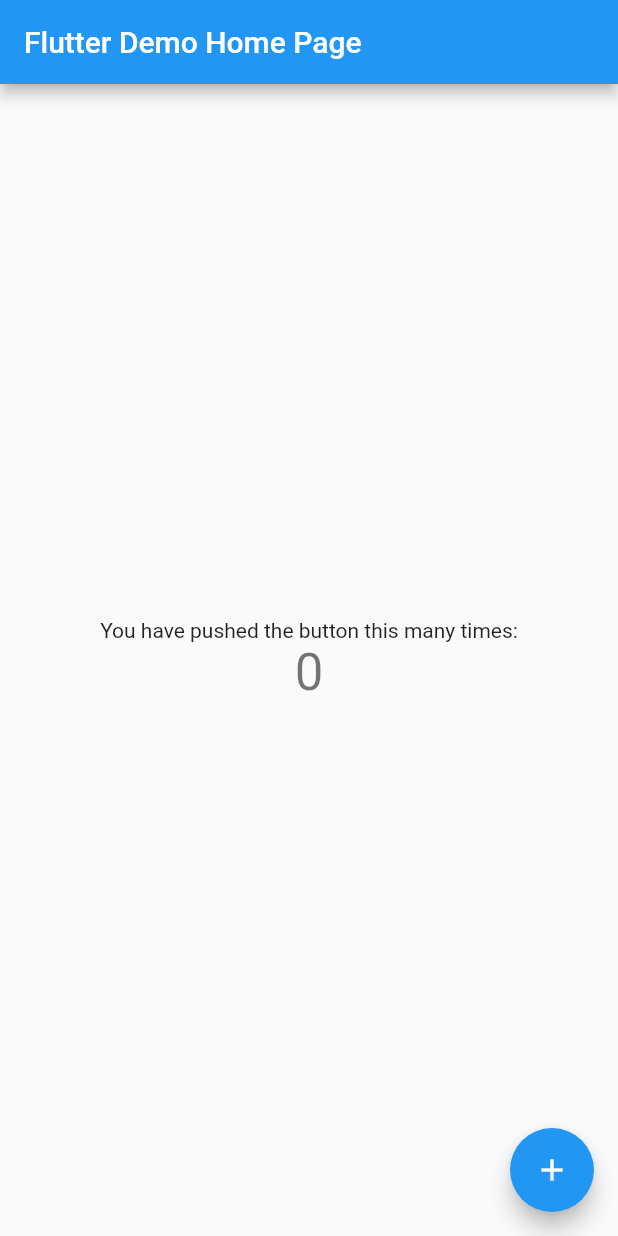
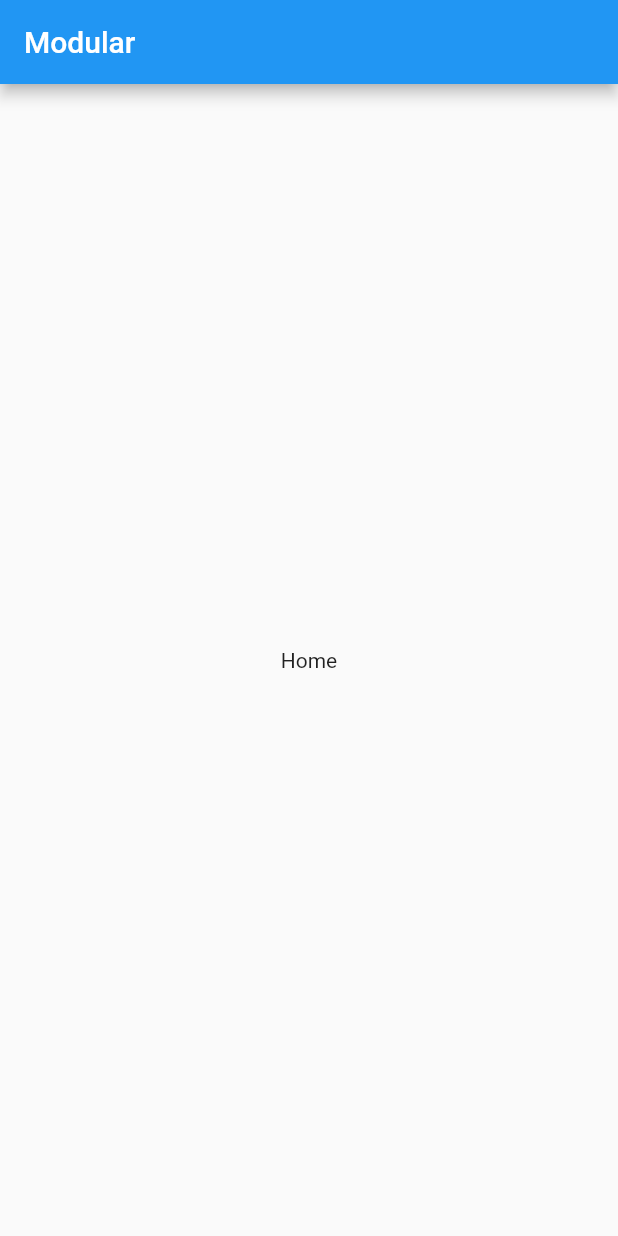
Before and after one commit to matheusresende7/modular, a Flutter app: the screen it shows after launch, on a phone screen of 412 x 824 dp. Run offline on Flutter 3.47's test engine with Material 2 defaults, Android fonts, the phone set to English and light mode, and no system bars; our stand-ins replace get.

Commit message:
feat: add modular arch

```diff
--- a/lib/main.dart
+++ b/lib/main.dart
@@ -1,65 +1,7 @@
 import 'package:flutter/material.dart';
+import 'package:modular/src/app/app_widget.dart';
 
-void main() {
-  runApp(MyApp());
+void main() async {
+  WidgetsFlutterBinding.ensureInitialized();
+  runApp(AppWidget());
 }
-
-class MyApp extends StatelessWidget {
-  @override
-  Widget build(BuildContext context) {
-    return MaterialApp(
-      title: 'Flutter Demo',
-      theme: ThemeData(
-        primarySwatch: Colors.blue,
-      ),
-      home: MyHomePage(title: 'Flutter Demo Home Page'),
-    );
-  }
-}
-
-class MyHomePage extends StatefulWidget {
-  MyHomePage({Key key, this.title}) : super(key: key);
-
-  final String title;
-
-  @override
-  _MyHomePageState createState() => _MyHomePageState();
-}
-
-class _MyHomePageState extends State<MyHomePage> {
-  int _counter = 0;
-
-  void _incrementCounter() {
-    setState(() {
-      _counter++;
-    });
-  }
-
-  @override
-  Widget build(BuildContext context) {
-    return Scaffold(
-      appBar: AppBar(
-        title: Text(widget.title),
-      ),
-      body: Center(
-        child: Column(
-          mainAxisAlignment: MainAxisAlignment.center,
-          children: <Widget>[
-            Text(
-              'You have pushed the button this many times:',
-            ),
-            Text(
-              '$_counter',
-              style: Theme.of(context).textTheme.headline4,
-            ),
-          ],
-        ),
-      ),
-      floatingActionButton: FloatingActionButton(
-        onPressed: _incrementCounter,
-        tooltip: 'Increment',
-        child: Icon(Icons.add),
-      ),
-    );
-  }
-}
--- /dev/null
+++ b/lib/src/app/app_routes.dart
@@ -0,0 +1,45 @@
+import 'package:get/get_navigation/src/routes/get_route.dart';
+import 'package:get/get_navigation/src/routes/transitions_type.dart';
+import 'package:modular/src/modules/home/views/home.dart';
+import 'package:modular/src/modules/settings/views/settings.dart';
+
+class AppRoutes {
+
+  static String get initialRoute => '/';
+
+  static List<GetPage> get pages => [
+
+    GetPage(
+      name: '/',
+      page: () => Home(),
+      transition: Transition.rightToLeft,
+      transitionDuration: Duration(milliseconds: 700),
+    ),
+
+    GetPage(
+      name: '/Settings',
+      page: () => Settings(),
+      transition: Transition.rightToLeft,
+      transitionDuration: Duration(milliseconds: 700),
+    ),
+
+    /*GetPage(name: SplashPage.routeName, page: () => SplashPage()),
+    GetPage(name: InitialPage.routeName, page: () => InitialPage()),
+    GetPage(name: LoadingPage.routeName, page: () => LoadingPage()),
+    GetPage(name: HomePage.routeName, page: () => HomePage()),
+    GetPage(
+      name: SignupPage.ROUTE_NAME,
+      page: () => SignupPage(),
+      binding: SignupBinding(),
+    ),
+    GetPage(
+        name: ForgotPasswordPage.ROUTE_NAME,
+        page: () => ForgotPasswordPage()),
+    GetPage(
+        name: LoginPage.ROUTE_NAME,
+        page: () => LoginPage(),
+        binding: LoginBinding()),*/
+
+  ];
+
+}
--- /dev/null
+++ b/lib/src/app/app_widget.dart
@@ -0,0 +1,32 @@
+import 'package:flutter/material.dart';
+import 'package:get/get.dart';
+
+import 'app_routes.dart';
+
+/*class AppWidget extends StatelessWidget {
+  @override
+  Widget build(BuildContext context) {
+    return MaterialApp(
+      title: 'Modular',
+      theme: ThemeData.dark(),
+      initialRoute: '/',
+      navigatorKey: Modular.navigatorKey,
+      onGenerateRoute: Modular.generateRoute,
+    );
+  }
+}*/
+
+class AppWidget extends StatelessWidget {
+  @override
+  Widget build(BuildContext context) {
+    return GetMaterialApp(
+      title: 'Modular',
+      debugShowCheckedModeBanner: false,
+      /*theme: AppTheme.lightThemeData,
+      darkTheme: AppTheme.darkThemeData,
+      initialBinding: AppBinding(),*/
+      initialRoute: AppRoutes.initialRoute,
+      getPages: AppRoutes.pages,
+    );
+  }
+}
--- /dev/null
+++ b/lib/src/modules/home/views/home.dart
@@ -0,0 +1,16 @@
+import 'package:flutter/material.dart';
+
+class Home extends StatelessWidget {
+  @override
+  Widget build(BuildContext context) {
+
+    return Scaffold(
+
+      appBar: AppBar(title: Text('Modular'),),
+
+      body: Center(child: Text('Home'),),
+
+    );
+
+  }
+}
--- /dev/null
+++ b/lib/src/modules/settings/views/settings.dart
@@ -0,0 +1,16 @@
+import 'package:flutter/material.dart';
+
+class Settings extends StatelessWidget {
+  @override
+  Widget build(BuildContext context) {
+
+    return Scaffold(
+
+      appBar: AppBar(title: Text('Modular'),),
+
+      body: Center(child: Text('Settings'),),
+
+    );
+
+  }
+}
--- a/pubspec.yaml
+++ b/pubspec.yaml
@@ -27,7 +27,9 @@
 
   # The following adds the Cupertino Icons font to your application.
   # Use with the CupertinoIcons class for iOS style icons.
-  cupertino_icons: ^1.0.2
+  cupertino_icons:
+  get:
+  #flutter_modular:
 
 dev_dependencies:
   flutter_test:
```
Also changed, not shown: pubspec.lock, 1 other file.
